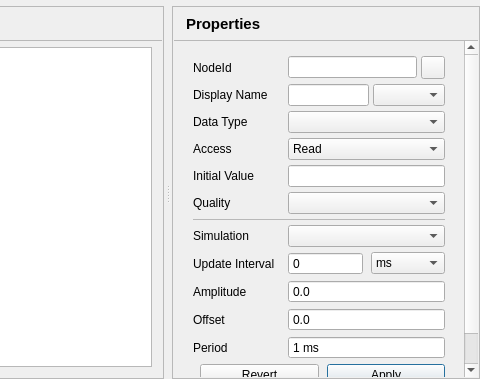
Old version of the form src/ui/pages/objectspage.ui in the repository sanny32/OpenUaSim; both pictures show x 401 to 881 and y 0 to 379 of the 881 by 379 pixel window.
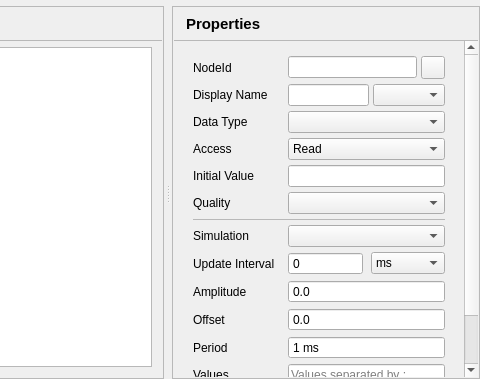
New version of the form.

Commit message:
Add Toggle, Counter and value list simulations
Toggle alternates between offset and offset + amplitude on every
update, Counter adds the amplitude on every update and restarts each
period, and Value list cycles through values typed as the variable's
data type, e.g. machine states of a String variable. The properties
panel swaps the waveform fields for the list while it is chosen.

What changed in the file:
```diff
--- a/src/ui/pages/objectspage.ui
+++ b/src/ui/pages/objectspage.ui
@@ -685,7 +685,21 @@
                 </property>
                </widget>
               </item>
-              <item row="12" column="0" colspan="2">
+              <item row="12" column="0">
+               <widget class="QLabel" name="valuesLabel">
+                <property name="text">
+                 <string>Values</string>
+                </property>
+               </widget>
+              </item>
+              <item row="12" column="1">
+               <widget class="QLineEdit" name="valuesEdit">
+                <property name="placeholderText">
+                 <string>Values separated by ;</string>
+                </property>
+               </widget>
+              </item>
+              <item row="13" column="0" colspan="2">
                <layout class="QHBoxLayout" name="propertiesButtonsLayout">
                 <property name="spacing">
                  <number>8</number>
```
The commit also changes 11 other files.
